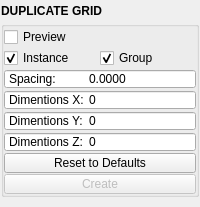
First picture: the form in mayatk/edit_utils/duplicate_grid.ui, repository m3trik/mayatk, before the edit.
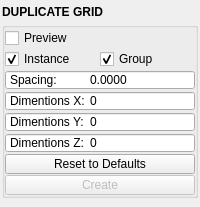
Second picture: the form after the edit. Custom widgets are drawn as their Qt base class.

What changed in the file:
```diff
--- a/mayatk/edit_utils/duplicate_grid.ui
+++ b/mayatk/edit_utils/duplicate_grid.ui
@@ -31,16 +31,19 @@
    </property>
    <layout class="QVBoxLayout" name="verticalLayout_2">
     <property name="leftMargin">
-     <number>1</number>
+     <number>2</number>
     </property>
     <property name="topMargin">
-     <number>1</number>
+     <number>2</number>
     </property>
     <property name="rightMargin">
-     <number>1</number>
+     <number>2</number>
     </property>
     <property name="bottomMargin">
-     <number>1</number>
+     <number>2</number>
+    </property>
+    <property name="spacing">
+     <number>2</number>
     </property>
     <item>
      <layout class="QVBoxLayout" name="verticalLayout">
```
